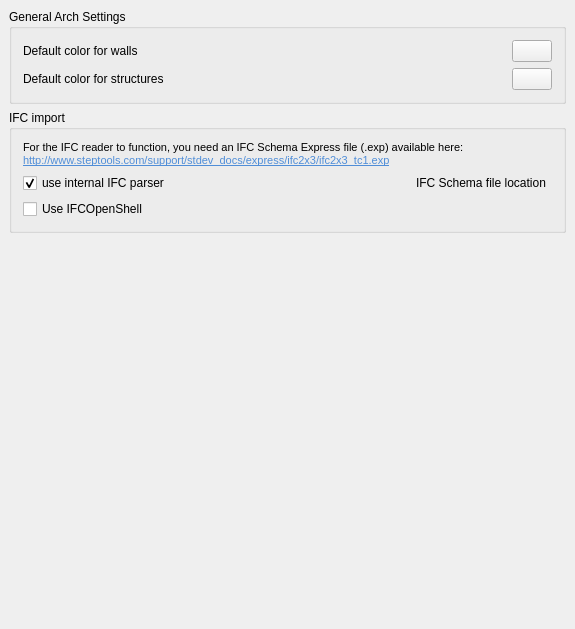
This is src/Mod/Arch/Resources/ui/archprefs-base.ui in berndhahnebach/All_FreeCAD as Qt 5 draws it before an edit. The edited form follows.
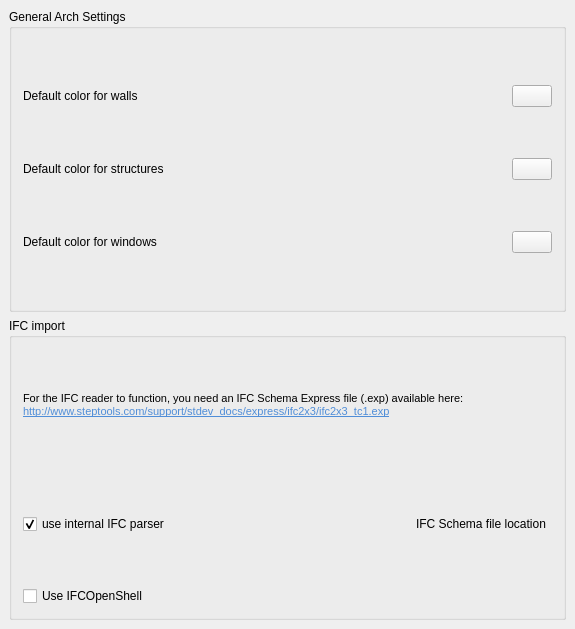
This is the edited form. Custom widgets are drawn as their Qt base class.

Commit message: Further work on Arch windows

Diff of the .ui file:
```diff
--- a/src/Mod/Arch/Resources/ui/archprefs-base.ui
+++ b/src/Mod/Arch/Resources/ui/archprefs-base.ui
@@ -114,6 +114,47 @@
         </item>
        </layout>
       </item>
+      <item>
+       <layout class="QHBoxLayout" name="horizontalLayout_6">
+        <item>
+         <widget class="QLabel" name="label_5">
+          <property name="text">
+           <string>Default color for windows</string>
+          </property>
+         </widget>
+        </item>
+        <item>
+         <spacer name="horizontalSpacer_4">
+          <property name="orientation">
+           <enum>Qt::Horizontal</enum>
+          </property>
+          <property name="sizeHint" stdset="0">
+           <size>
+            <width>40</width>
+            <height>20</height>
+           </size>
+          </property>
+         </spacer>
+        </item>
+        <item>
+         <widget class="Gui::PrefColorButton" name="gui::prefcolorbutton_3">
+          <property name="color">
+           <color>
+            <red>59</red>
+            <green>132</green>
+            <blue>146</blue>
+           </color>
+          </property>
+          <property name="prefEntry" stdset="0">
+           <cstring>WindowColor</cstring>
+          </property>
+          <property name="prefPath" stdset="0">
+           <cstring>Mod/Arch</cstring>
+          </property>
+         </widget>
+        </item>
+       </layout>
+      </item>
      </layout>
     </widget>
    </item>
@@ -218,19 +259,6 @@
      </layout>
     </widget>
    </item>
-   <item>
-    <spacer name="verticalSpacer">
-     <property name="orientation">
-      <enum>Qt::Vertical</enum>
-     </property>
-     <property name="sizeHint" stdset="0">
-      <size>
-       <width>20</width>
-       <height>40</height>
-      </size>
-     </property>
-    </spacer>
-   </item>
   </layout>
  </widget>
  <layoutdefault spacing="6" margin="11"/>
```
The commit also changes 6 other files.
